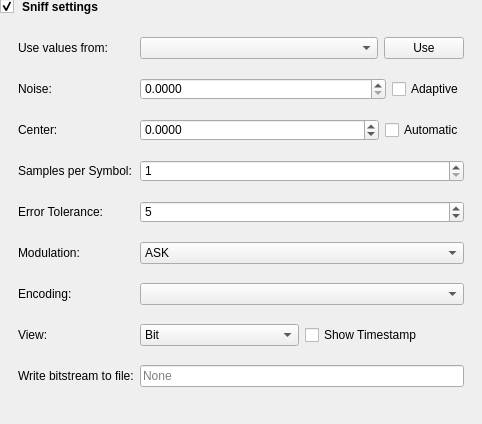
First picture: the form in data/ui/send_recv_sniff_settings.ui, repository jopohl/urh, before the edit.
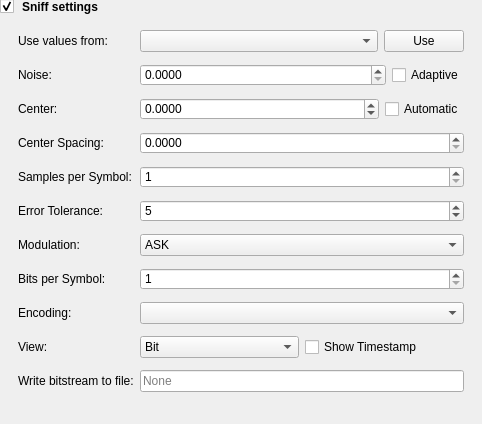
Second picture: the form after the edit. Icons and pictures are not drawn.

Commit message: add center spacing and bits per symbol setting to sniffer

Diff of the .ui file:
```diff
--- a/data/ui/send_recv_sniff_settings.ui
+++ b/data/ui/send_recv_sniff_settings.ui
@@ -75,38 +75,10 @@
          <number>0</number>
         </property>
         <layout class="QGridLayout" name="gridLayout">
-         <item row="0" column="0">
-          <widget class="QLabel" name="label_sniff_Signal">
+         <item row="2" column="0">
+          <widget class="QLabel" name="label_sniff_Center">
            <property name="text">
-            <string>Use values from:</string>
-           </property>
-          </widget>
-         </item>
-         <item row="0" column="1">
-          <layout class="QHBoxLayout" name="horizontalLayout_2">
-           <item>
-            <widget class="QComboBox" name="comboBox_sniff_signal">
-             <property name="sizePolicy">
-              <sizepolicy hsizetype="Expanding" vsizetype="Fixed">
-               <horstretch>0</horstretch>
-               <verstretch>0</verstretch>
-              </sizepolicy>
-             </property>
-            </widget>
-           </item>
-           <item>
-            <widget class="QPushButton" name="btn_sniff_use_signal">
-             <property name="text">
-              <string>Use</string>
-             </property>
-            </widget>
-           </item>
-          </layout>
-         </item>
-         <item row="1" column="0">
-          <widget class="QLabel" name="label_sniff_Noise">
-           <property name="text">
-            <string>Noise:</string>
+            <string>Center:</string>
            </property>
           </widget>
          </item>
@@ -140,38 +112,21 @@
            </item>
           </layout>
          </item>
-         <item row="2" column="0">
-          <widget class="QLabel" name="label_sniff_Center">
+         <item row="6" column="0">
+          <widget class="QLabel" name="label_sniff_Modulation">
            <property name="text">
-            <string>Center:</string>
+            <string>Modulation:</string>
            </property>
           </widget>
          </item>
-         <item row="3" column="0">
-          <widget class="QLabel" name="label_sniff_BitLength">
+         <item row="0" column="0">
+          <widget class="QLabel" name="label_sniff_Signal">
            <property name="text">
-            <string>Samples per Symbol:</string>
+            <string>Use values from:</string>
            </property>
           </widget>
          </item>
-         <item row="3" column="1">
-          <widget class="QSpinBox" name="spinbox_sniff_SamplesPerSymbol">
-           <property name="minimum">
-            <number>1</number>
-           </property>
-           <property name="maximum">
-            <number>999999999</number>
-           </property>
-          </widget>
-         </item>
-         <item row="4" column="0">
-          <widget class="QLabel" name="label_sniff_Tolerance">
-           <property name="text">
-            <string>Error Tolerance:</string>
-           </property>
-          </widget>
-         </item>
-         <item row="4" column="1">
+         <item row="5" column="1">
           <widget class="QSpinBox" name="spinbox_sniff_ErrorTolerance">
            <property name="maximum">
             <number>999999</number>
@@ -181,14 +136,7 @@
            </property>
           </widget>
          </item>
-         <item row="5" column="0">
-          <widget class="QLabel" name="label_sniff_Modulation">
-           <property name="text">
-            <string>Modulation:</string>
-           </property>
-          </widget>
-         </item>
-         <item row="5" column="1">
+         <item row="6" column="1">
           <widget class="QComboBox" name="combox_sniff_Modulation">
            <item>
             <property name="text">
@@ -207,71 +155,31 @@
            </item>
           </widget>
          </item>
-         <item row="6" column="0">
-          <widget class="QLabel" name="label_sniff_encoding">
+         <item row="5" column="0">
+          <widget class="QLabel" name="label_sniff_Tolerance">
            <property name="text">
-            <string>Encoding:</string>
+            <string>Error Tolerance:</string>
            </property>
           </widget>
          </item>
-         <item row="6" column="1">
-          <widget class="QComboBox" name="comboBox_sniff_encoding">
-           <property name="sizePolicy">
-            <sizepolicy hsizetype="Expanding" vsizetype="Fixed">
-             <horstretch>0</horstretch>
-             <verstretch>0</verstretch>
-            </sizepolicy>
+         <item row="4" column="1">
+          <widget class="QSpinBox" name="spinbox_sniff_SamplesPerSymbol">
+           <property name="minimum">
+            <number>1</number>
            </property>
+           <property name="maximum">
+            <number>999999999</number>
+           </property>
           </widget>
          </item>
-         <item row="7" column="0">
+         <item row="9" column="0">
           <widget class="QLabel" name="label_sniff_viewtype">
            <property name="text">
             <string>View:</string>
            </property>
           </widget>
          </item>
-         <item row="7" column="1">
-          <layout class="QHBoxLayout" name="horizontalLayout">
-           <property name="sizeConstraint">
-            <enum>QLayout::SetDefaultConstraint</enum>
-           </property>
-           <item>
-            <widget class="QComboBox" name="comboBox_sniff_viewtype">
-             <item>
-              <property name="text">
-               <string>Bit</string>
-              </property>
-             </item>
-             <item>
-              <property name="text">
-               <string>Hex</string>
-              </property>
-             </item>
-             <item>
-              <property name="text">
-               <string>ASCII</string>
-              </property>
-             </item>
-            </widget>
-           </item>
-           <item>
-            <widget class="QCheckBox" name="checkBox_sniff_Timestamp">
-             <property name="text">
-              <string>Show Timestamp</string>
-             </property>
-            </widget>
-           </item>
-          </layout>
-         </item>
-         <item row="8" column="0">
-          <widget class="QLabel" name="label_sniff_OutputFile">
-           <property name="text">
-            <string>Write bitstream to file:</string>
-           </property>
-          </widget>
-         </item>
-         <item row="8" column="1">
+         <item row="10" column="1">
           <widget class="QLineEdit" name="lineEdit_sniff_OutputFile">
            <property name="sizePolicy">
             <sizepolicy hsizetype="Expanding" vsizetype="Fixed">
@@ -290,6 +198,51 @@
            </property>
           </widget>
          </item>
+         <item row="4" column="0">
+          <widget class="QLabel" name="label_sniff_BitLength">
+           <property name="text">
+            <string>Samples per Symbol:</string>
+           </property>
+          </widget>
+         </item>
+         <item row="3" column="1">
+          <widget class="QDoubleSpinBox" name="spinBoxCenterSpacing">
+           <property name="decimals">
+            <number>4</number>
+           </property>
+           <property name="maximum">
+            <double>1.000000000000000</double>
+           </property>
+          </widget>
+         </item>
+         <item row="0" column="1">
+          <layout class="QHBoxLayout" name="horizontalLayout_2">
+           <item>
+            <widget class="QComboBox" name="comboBox_sniff_signal">
+             <property name="sizePolicy">
+              <sizepolicy hsizetype="Expanding" vsizetype="Fixed">
+               <horstretch>0</horstretch>
+               <verstretch>0</verstretch>
+              </sizepolicy>
+             </property>
+            </widget>
+           </item>
+           <item>
+            <widget class="QPushButton" name="btn_sniff_use_signal">
+             <property name="text">
+              <string>Use</string>
+             </property>
+            </widget>
+           </item>
+          </layout>
+         </item>
+         <item row="10" column="0">
+          <widget class="QLabel" name="label_sniff_OutputFile">
+           <property name="text">
+            <string>Write bitstream to file:</string>
+           </property>
+          </widget>
+         </item>
          <item row="2" column="1">
           <layout class="QHBoxLayout" name="horizontalLayout_4">
            <item>
@@ -320,6 +273,87 @@
            </item>
           </layout>
          </item>
+         <item row="8" column="0">
+          <widget class="QLabel" name="label_sniff_encoding">
+           <property name="text">
+            <string>Encoding:</string>
+           </property>
+          </widget>
+         </item>
+         <item row="9" column="1">
+          <layout class="QHBoxLayout" name="horizontalLayout">
+           <property name="sizeConstraint">
+            <enum>QLayout::SetDefaultConstraint</enum>
+           </property>
+           <item>
+            <widget class="QComboBox" name="comboBox_sniff_viewtype">
+             <item>
+              <property name="text">
+               <string>Bit</string>
+              </property>
+             </item>
+             <item>
+              <property name="text">
+               <string>Hex</string>
+              </property>
+             </item>
+             <item>
+              <property name="text">
+               <string>ASCII</string>
+              </property>
+             </item>
+            </widget>
+           </item>
+           <item>
+            <widget class="QCheckBox" name="checkBox_sniff_Timestamp">
+             <property name="text">
+              <string>Show Timestamp</string>
+             </property>
+            </widget>
+           </item>
+          </layout>
+         </item>
+         <item row="1" column="0">
+          <widget class="QLabel" name="label_sniff_Noise">
+           <property name="text">
+            <string>Noise:</string>
+           </property>
+          </widget>
+         </item>
+         <item row="8" column="1">
+          <widget class="QComboBox" name="comboBox_sniff_encoding">
+           <property name="sizePolicy">
+            <sizepolicy hsizetype="Expanding" vsizetype="Fixed">
+             <horstretch>0</horstretch>
+             <verstretch>0</verstretch>
+            </sizepolicy>
+           </property>
+          </widget>
+         </item>
+         <item row="3" column="0">
+          <widget class="QLabel" name="labelCenterSpacing">
+           <property name="text">
+            <string>Center Spacing:</string>
+           </property>
+          </widget>
+         </item>
+         <item row="7" column="0">
+          <widget class="QLabel" name="labelBitsPerSymbol">
+           <property name="text">
+            <string>Bits per Symbol:</string>
+           </property>
+          </widget>
+         </item>
+         <item row="7" column="1">
+          <widget class="QSpinBox" name="spinBoxBitsPerSymbol">
+           <property name="minimum">
+            <number>1</number>
+           </property>
+           <property name="maximum">
+            <number>256</number>
+           </property>
+          </widget>
+         </item>
         </layout>
        </widget>
       </item>
```
The commit also changes 9 other files.
